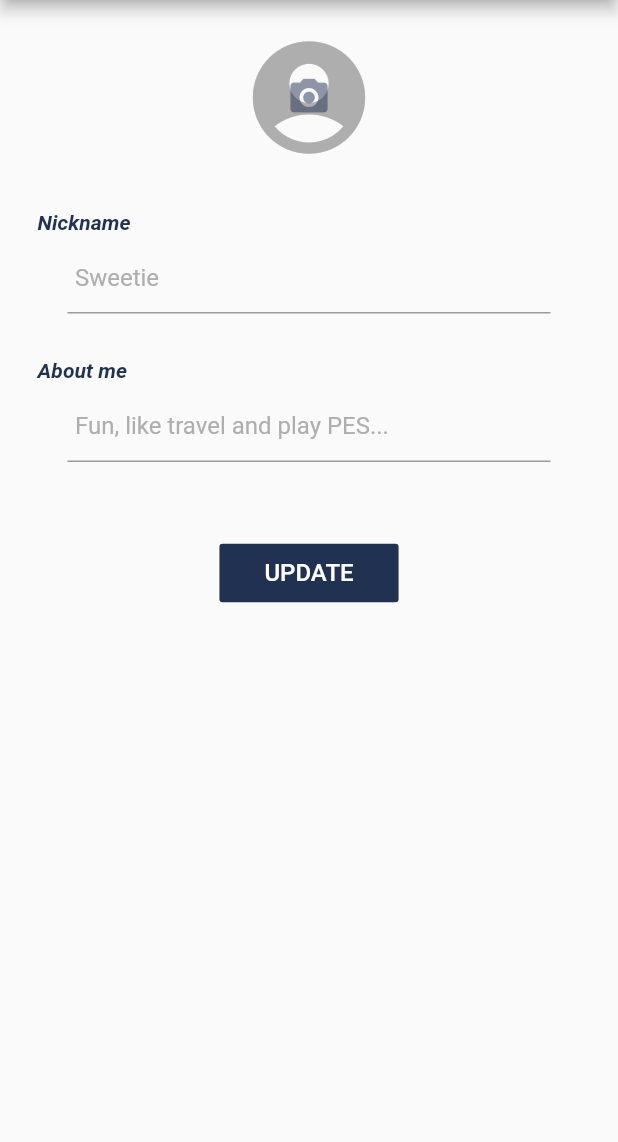
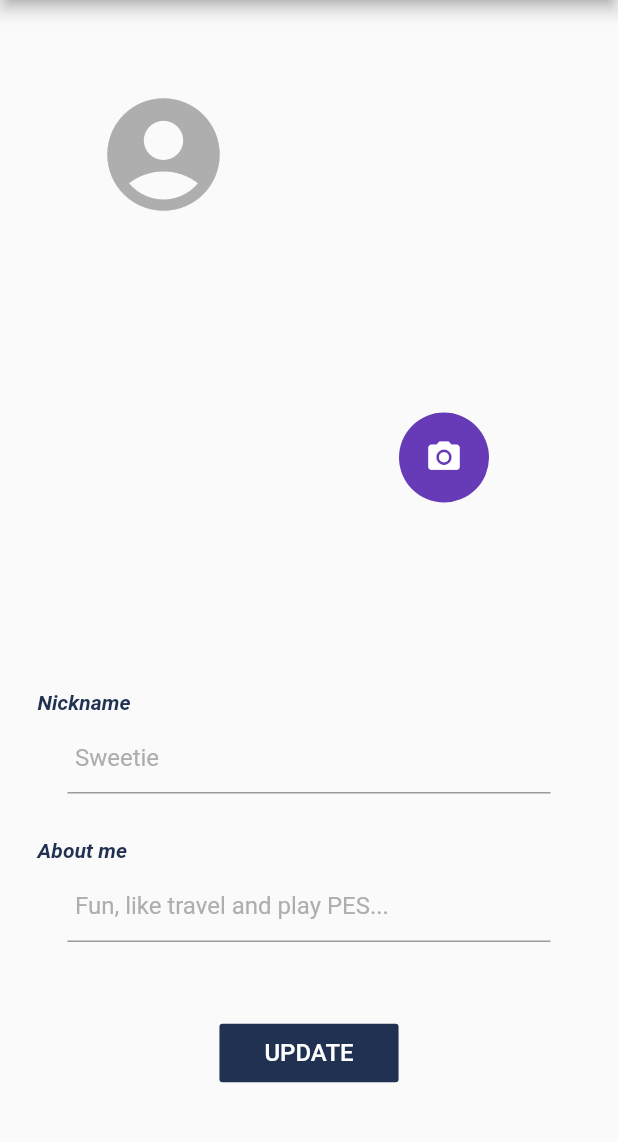
Before and after one commit to abhishek-900/Chatting-Application, a Flutter app: the Settings screen opened directly, on a phone screen of 412 x 824 dp, the part 84-1226 px from its top. Run offline on Flutter 3.47's test engine with Material 2 defaults, Android fonts, the phone set to English and light mode, and no system bars; our stand-ins replace cached_network_image, cloud_firestore, firebase_auth, firebase_messaging, firebase_storage, flutter_local_notifications and 6 more; accounts and stored records are empty; network calls fail.

Commit message:
still a commit

```diff
--- a/lib/chat.dart
+++ b/lib/chat.dart
@@ -176,10 +176,10 @@ class ChatScreenState extends State<ChatScreen> with WidgetsBindingObserver {
   Future getImage() async {
     PickedFile imgFile = await ImagePicker().getImage(source: ImageSource.gallery);
     setState(() {
-      imageFile = File(imgFile.path);
+      imageFile = File(imgFile.path != null ? imgFile.path : '');
     });
 
-    if (imageFile != null) {
+    if (imageFile.existsSync()) {
       setState(() {
         isLoading = true;
       });
--- a/lib/helperfunctions.dart
+++ b/lib/helperfunctions.dart
@@ -50,31 +50,31 @@ class HelperFunctions{
 
   static Future<bool> getUserLoggedInSharedPreference() async{
     SharedPreferences preferences = await SharedPreferences.getInstance();
-    return await preferences.getBool(sharedPreferenceUserLoggedInKey);
+    return preferences.getBool(sharedPreferenceUserLoggedInKey);
   }
 
   static Future<String> getUserNameSharedPreference() async{
     SharedPreferences preferences = await SharedPreferences.getInstance();
-    return await preferences.getString(sharedPreferenceUserNameKey);
+    return preferences.getString(sharedPreferenceUserNameKey);
   }
 
   static Future<String> getUserEmailSharedPreference() async{
     SharedPreferences preferences = await SharedPreferences.getInstance();
-    return await preferences.getString(sharedPreferenceUserEmailKey);
+    return preferences.getString(sharedPreferenceUserEmailKey);
   }
 
   static Future<String> getUserIdSharedPreference() async{
     SharedPreferences preferences = await SharedPreferences.getInstance();
-    return await preferences.getString(sharedPreferenceUserIdKey);
+    return preferences.getString(sharedPreferenceUserIdKey);
   }
 
   static Future<String> getUserPhotoUrlSharedPreference() async{
     SharedPreferences preferences = await SharedPreferences.getInstance();
-    return await preferences.getString(sharedPreferenceUserPhotoUrlKey);
+    return preferences.getString(sharedPreferenceUserPhotoUrlKey);
   }
 
   static Future<String> getUserAboutMeSharedPreference() async{
     SharedPreferences preferences = await SharedPreferences.getInstance();
-    return await preferences.getString(sharedPreferenceUserAboutMeKey);
+    return preferences.getString(sharedPreferenceUserAboutMeKey);
   }
 }
--- a/lib/intro_and_uthenticate/Screens/Login/login_screen.dart
+++ b/lib/intro_and_uthenticate/Screens/Login/login_screen.dart
@@ -1,5 +1,4 @@
 import 'package:chatsakki/controller/auth_controller.dart';
-import 'package:chatsakki/login.dart';
 import 'package:flutter/material.dart';
 import 'package:chatsakki/intro_and_uthenticate/Screens/Signup/signup_screen.dart';
 import 'package:chatsakki/intro_and_uthenticate/components/already_have_an_account_acheck.dart';
--- a/lib/login.dart
+++ b/lib/login.dart
@@ -9,7 +9,6 @@ import 'home.dart';
 import 'widget/loading.dart';
 import 'package:fluttertoast/fluttertoast.dart';
 import 'package:google_sign_in/google_sign_in.dart';
-import 'package:shared_preferences/shared_preferences.dart';
 
 class LoginScreen extends StatefulWidget {
   LoginScreen({Key key, this.title}) : super(key: key);
--- a/lib/main.dart
+++ b/lib/main.dart
@@ -3,7 +3,6 @@ import 'package:flutter/material.dart';
 import 'const.dart';
 import 'helperfunctions.dart';
 import 'home.dart';
-import 'login.dart';
 
 void main(){
   WidgetsFlutterBinding.ensureInitialized();
--- a/lib/settings.dart
+++ b/lib/settings.dart
@@ -3,13 +3,13 @@ import 'dart:io';
 
 import 'package:cached_network_image/cached_network_image.dart';
 import 'package:chatsakki/helperfunctions.dart';
+import 'package:chatsakki/widget/full_photo.dart';
 import 'package:cloud_firestore/cloud_firestore.dart';
 import 'package:firebase_storage/firebase_storage.dart';
 import 'package:flutter/material.dart';
 import 'const.dart';
 import 'package:fluttertoast/fluttertoast.dart';
 import 'package:image_picker/image_picker.dart';
-import 'package:shared_preferences/shared_preferences.dart';
 
 class Settings extends StatelessWidget {
   @override
@@ -57,14 +57,19 @@ class SettingsScreenState extends State<SettingsScreen> {
 
   void readLocal() async {
     //prefs = await SharedPreferences.getInstance();
-    id = await HelperFunctions.getUserIdSharedPreference() ?? '';//prefs.getString('id') ?? '';
-    nickname = await HelperFunctions.getUserNameSharedPreference() ?? '';//prefs.getString('nickname') ?? '';
-    aboutMe = await HelperFunctions.getUserAboutMeSharedPreference() ?? '';//prefs.getString('aboutMe') ?? '';
-    photoUrl = await HelperFunctions.getUserPhotoUrlSharedPreference() ?? '';//prefs.getString('photoUrl') ?? '';
+    id = await HelperFunctions.getUserIdSharedPreference() ??
+        ''; //prefs.getString('id') ?? '';
+    nickname = await HelperFunctions.getUserNameSharedPreference() ??
+        ''; //prefs.getString('nickname') ?? '';
+    aboutMe = await HelperFunctions.getUserAboutMeSharedPreference() ??
+        ''; //prefs.getString('aboutMe') ?? '';
+    photoUrl = await HelperFunctions.getUserPhotoUrlSharedPreference() ??
+        ''; //prefs.getString('photoUrl') ?? '';
 
     controllerNickname = TextEditingController(text: nickname);
     controllerAboutMe = TextEditingController(text: aboutMe);
-
+    print("in settings wht we get is......");
+    print("$id --> $nickname --> $aboutMe --> $photoUrl");
     // Force refresh input
     setState(() {});
   }
@@ -94,11 +99,13 @@ class SettingsScreenState extends State<SettingsScreen> {
         storageTaskSnapshot = value;
         storageTaskSnapshot.ref.getDownloadURL().then((downloadUrl) {
           photoUrl = downloadUrl;
-          Firestore.instance
-              .collection('users')
-              .document(id)
-              .updateData({'nickname': nickname, 'aboutMe': aboutMe, 'photoUrl': photoUrl}).then((data) async {
-            await HelperFunctions.saveUserPhotoUrlSharedPreference(photoUrl);//prefs.setString('photoUrl', photoUrl);
+          Firestore.instance.collection('users').document(id).updateData({
+            'nickname': nickname,
+            'aboutMe': aboutMe,
+            'photoUrl': photoUrl
+          }).then((data) async {
+            await HelperFunctions.saveUserPhotoUrlSharedPreference(
+                photoUrl); //prefs.setString('photoUrl', photoUrl);
             setState(() {
               isLoading = false;
             });
@@ -137,13 +144,17 @@ class SettingsScreenState extends State<SettingsScreen> {
       isLoading = true;
     });
 
-    Firestore.instance
-        .collection('users')
-        .document(id)
-        .updateData({'nickname': nickname, 'aboutMe': aboutMe, 'photoUrl': photoUrl}).then((data) async {
-      await HelperFunctions.saveUserNameSharedPreference(nickname);//prefs.setString('nickname', nickname);
-      await HelperFunctions.saveUserAboutMeSharedPreference(aboutMe);//prefs.setString('aboutMe', aboutMe);
-      await HelperFunctions.saveUserPhotoUrlSharedPreference(photoUrl);//prefs.setString('photoUrl', photoUrl);
+    Firestore.instance.collection('users').document(id).updateData({
+      'nickname': nickname,
+      'aboutMe': aboutMe,
+      'photoUrl': photoUrl
+    }).then((data) async {
+      await HelperFunctions.saveUserNameSharedPreference(
+          nickname); //prefs.setString('nickname', nickname);
+      await HelperFunctions.saveUserAboutMeSharedPreference(
+          aboutMe); //prefs.setString('aboutMe', aboutMe);
+      await HelperFunctions.saveUserPhotoUrlSharedPreference(
+          photoUrl); //prefs.setString('photoUrl', photoUrl);
 
       setState(() {
         isLoading = false;
@@ -165,66 +176,114 @@ class SettingsScreenState extends State<SettingsScreen> {
       children: <Widget>[
         SingleChildScrollView(
           child: Column(
+            mainAxisAlignment: MainAxisAlignment.center,
+            crossAxisAlignment: CrossAxisAlignment.center,
             children: <Widget>[
               // Avatar
-              Container(
-                child: Center(
+              Center(
+                child: Container(
+                  height: 300.0,
+                  margin: EdgeInsets.only(top: 50.0),
+                 // color: Colors.green,
+                  width: 300.0,
                   child: Stack(
                     children: <Widget>[
                       (avatarImageFile == null)
                           ? (photoUrl != ''
-                              ? Material(
+                              ? FlatButton(
+                       // color: Colors.pink,
+                                  splashColor: Colors.white,
+                                  child: Material(
+                                    color: Colors.transparent,
+                                    type: MaterialType.circle,
                                     child: CachedNetworkImage(
                                       placeholder: (context, url) => Container(
                                         child: CircularProgressIndicator(
                                           strokeWidth: 2.0,
-                                        valueColor: AlwaysStoppedAnimation<Color>(themeColor),
+                                          valueColor:
+                                              AlwaysStoppedAnimation<Color>(
+                                                  themeColor),
                                         ),
                                         width: 90.0,
                                         height: 90.0,
-                                      padding: EdgeInsets.all(20.0),
+                                        //padding: EdgeInsets.all(20.0),
                                       ),
                                       imageUrl: photoUrl,
-                                    width: 90.0,
-                                    height: 90.0,
+                                      width: 500.0,
+                                      height: 500.0,
                                       fit: BoxFit.cover,
                                     ),
-                                  borderRadius: BorderRadius.all(Radius.circular(45.0)),
                                     clipBehavior: Clip.hardEdge,
+                                  ),
+                                  onPressed: () {
+                                    Navigator.push(
+                                        context,
+                                        MaterialPageRoute(
+                                            builder: (context) =>
+                                                FullPhoto(url: photoUrl)));
+                                  },
                                 )
-                              : Icon(
+                              : IconButton(
+                                  icon: Icon(
                                     Icons.account_circle,
                                     size: 90.0,
                                     color: greyColor,
+                                  ),
+                                  onPressed: () {
+                                    Fluttertoast.showToast(
+                                        msg: 'No Profile Photo');
+                                  },
                                 ))
-                          : Material(
+                          : FlatButton(
+                              splashColor: Colors.white,
+                              child: Material(
                                 child: Image.file(
                                   avatarImageFile,
-                                width: 90.0,
-                                height: 90.0,
+                                  width: 190.0,
+                                  height: 190.0,
                                   fit: BoxFit.cover,
                                 ),
-                              borderRadius: BorderRadius.all(Radius.circular(45.0)),
+                                borderRadius:
+                                    BorderRadius.all(Radius.circular(45.0)),
                                 clipBehavior: Clip.hardEdge,
                               ),
-                      IconButton(
+                              onPressed: () {
+                                Navigator.push(
+                                    context,
+                                    MaterialPageRoute(
+                                        builder: (context) =>
+                                            FullPhoto(url: photoUrl)));
+                              },
+                            ),
+                      Align(
+                        widthFactor: 4.5,
+                        heightFactor: 4.75,
+                        alignment: Alignment.bottomRight,
+                        child: Container(
+                          height: 60.0,
+                          width: 60.0,
+                          decoration: BoxDecoration(
+                            shape: BoxShape.circle,
+                            color: Colors.deepPurple,
+                          ),
+                          child: IconButton(
                             icon: Icon(
                               Icons.camera_alt,
-                          color: primaryColor.withOpacity(0.5),
+                              color: Colors.white,
                             ),
                             onPressed: gettingImage,
-                        padding: EdgeInsets.all(30.0),
                             splashColor: Colors.transparent,
                             highlightColor: greyColor,
-                        iconSize: 30.0,
+                            iconSize: 25.0,
+                          ),
+
+                        ),
                       ),
                     ],
                   ),
                 ),
-                width: double.infinity,
-                margin: EdgeInsets.all(20.0),
               ),
-
+SizedBox(height: 100.0,),
               // Input
               Column(
                 children: <Widget>[
@@ -232,13 +291,17 @@ class SettingsScreenState extends State<SettingsScreen> {
                   Container(
                     child: Text(
                       'Nickname',
-                      style: TextStyle(fontStyle: FontStyle.italic, fontWeight: FontWeight.bold, color: primaryColor),
+                      style: TextStyle(
+                          fontStyle: FontStyle.italic,
+                          fontWeight: FontWeight.bold,
+                          color: primaryColor),
                     ),
                     margin: EdgeInsets.only(left: 10.0, bottom: 5.0, top: 10.0),
                   ),
                   Container(
                     child: Theme(
-                      data: Theme.of(context).copyWith(primaryColor: primaryColor),
+                      data: Theme.of(context)
+                          .copyWith(primaryColor: primaryColor),
                       child: TextField(
                         decoration: InputDecoration(
                           hintText: 'Sweetie',
@@ -259,13 +322,17 @@ class SettingsScreenState extends State<SettingsScreen> {
                   Container(
                     child: Text(
                       'About me',
-                      style: TextStyle(fontStyle: FontStyle.italic, fontWeight: FontWeight.bold, color: primaryColor),
+                      style: TextStyle(
+                          fontStyle: FontStyle.italic,
+                          fontWeight: FontWeight.bold,
+                          color: primaryColor),
                     ),
                     margin: EdgeInsets.only(left: 10.0, top: 30.0, bottom: 5.0),
                   ),
                   Container(
                     child: Theme(
-                      data: Theme.of(context).copyWith(primaryColor: primaryColor),
+                      data: Theme.of(context)
+                          .copyWith(primaryColor: primaryColor),
                       child: TextField(
                         decoration: InputDecoration(
                           hintText: 'Fun, like travel and play PES...',
@@ -311,7 +378,8 @@ class SettingsScreenState extends State<SettingsScreen> {
           child: isLoading
               ? Container(
                   child: Center(
-                    child: CircularProgressIndicator(valueColor: AlwaysStoppedAnimation<Color>(themeColor)),
+                    child: CircularProgressIndicator(
+                        valueColor: AlwaysStoppedAnimation<Color>(themeColor)),
                   ),
                   color: Colors.white.withOpacity(0.8),
                 )
```
Also changed, not shown: lib/controller/auth_controller.dart (+31 -2 lines), lib/home.dart (+2 -6 lines), lib/widget/full_photo.dart (+12 -3 lines). Lines whose indentation alone changed are shown as unchanged.
